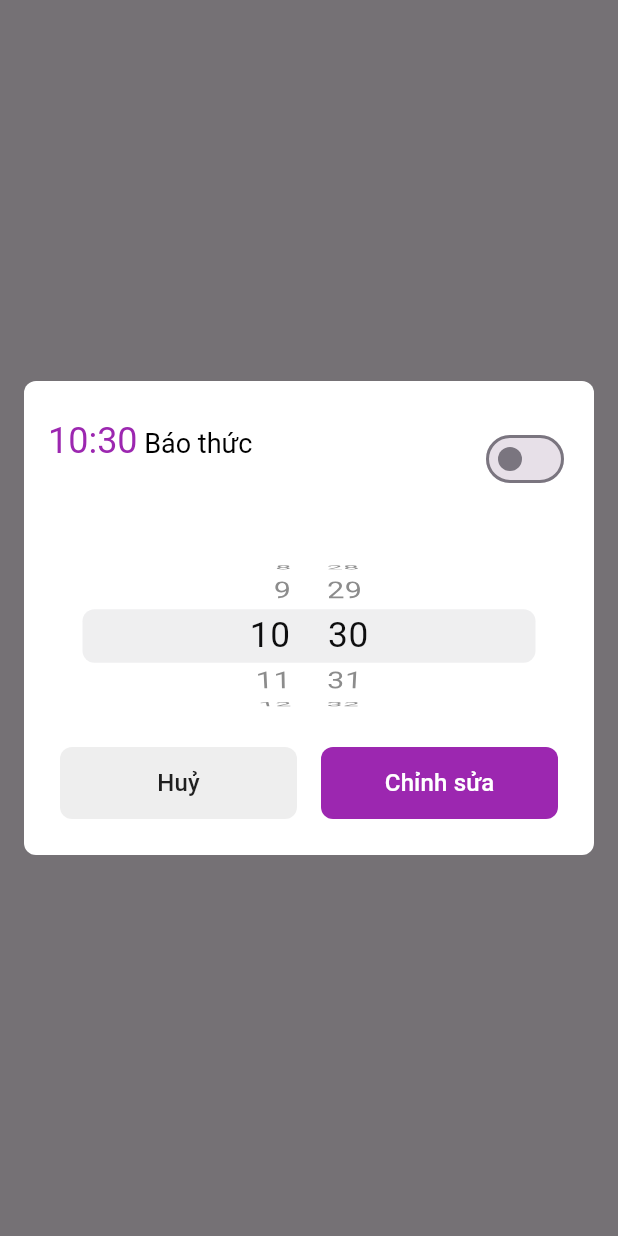
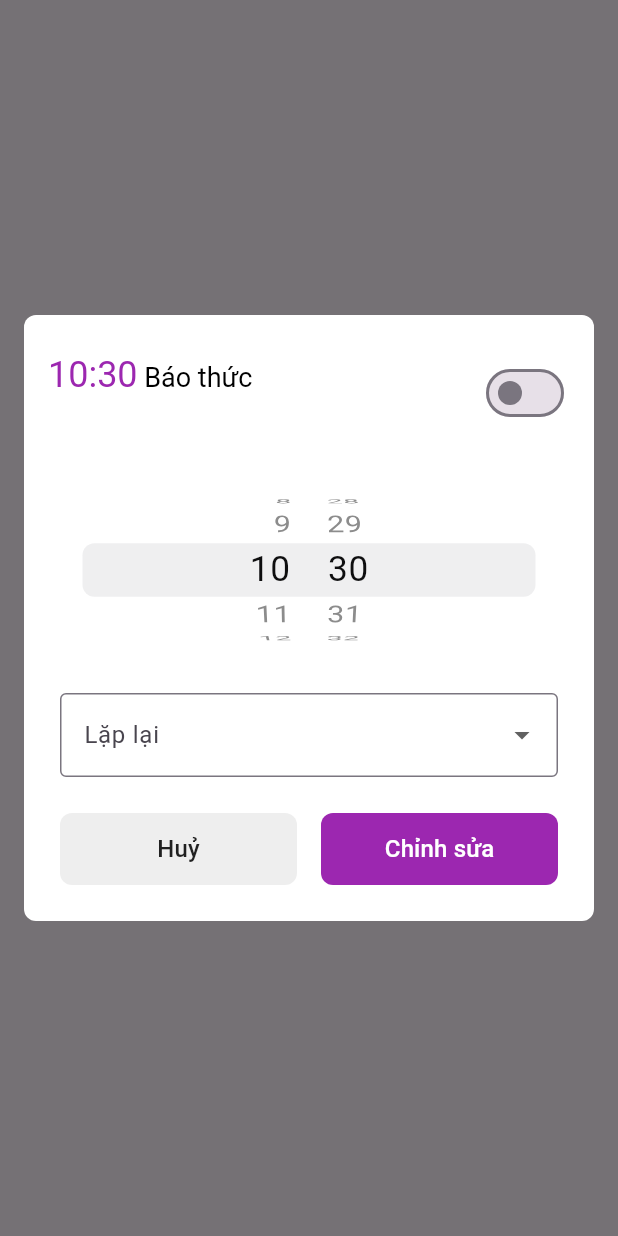
Before and after one commit to jeremienguyen20798/smart_clock, a Flutter app: what showEditAlarmDialog() shows on an empty page, opened directly with empty values, on a phone screen of 412 x 824 dp. Run offline on Flutter 3.47's test engine with Material 3 defaults, Android fonts, the phone set to English and light mode, and no system bars; our stand-ins replace bloc, equatable, firebase_core, firebase_remote_config, flutter_bloc, flutter_easyloading and 7 more; missing offline and left inert: android_power_manager; accounts and stored records are empty; statements that could not run were skipped.

```diff
--- a/lib/core/constants/app_constants.dart
+++ b/lib/core/constants/app_constants.dart
@@ -38,5 +38,6 @@ class AppConstants {
       typeAlarm: AlarmType.justonce.name,
       createAt: DateTime.now());
 
-  static const String deleteAlarmAfterNotify = 'delete_alarm_after_notification';
+  static const String deleteAlarmAfterNotify =
+      'delete_alarm_after_notification';
 }
--- a/lib/core/utils/dialog_utils.dart
+++ b/lib/core/utils/dialog_utils.dart
@@ -5,16 +5,16 @@ import 'package:smart_clock/shared/dialog/update_alarm_dialog.dart';
 import '../../shared/dialog/edit_message_dialog.dart';
 
 class DialogUtils {
-
-  static void showEditAlarmDialog(
-      BuildContext context, Alarm alarm, Function(DateTime, bool) onEdit) {
+  static void showEditAlarmDialog(BuildContext context, Alarm alarm,
+      Function(DateTime, bool, AlarmType) onEdit) {
     showDialog(
         context: context,
         builder: (_) => UpdateAlarmDialog(alarm: alarm)).then((value) {
       if (value != null) {
         final DateTime dateTime = value['dateTime'];
         final bool isActive = value['isActive'];
-        onEdit(dateTime, isActive);
+        final AlarmType type = value['typeAlarm'];
+        onEdit(dateTime, isActive, type);
       }
     });
   }
--- a/lib/core/utils/string_utils.dart
+++ b/lib/core/utils/string_utils.dart
@@ -1,7 +1,6 @@
 import 'dart:convert';
 
 import 'package:intl/intl.dart';
-import 'package:smart_clock/core/extensions/alarm_type_extension.dart';
 import 'package:smart_clock/data/models/alarm.dart';
 import 'package:uuid/uuid.dart';
 
@@ -30,8 +29,13 @@ class StringUtils {
     return const Uuid().v1();
   }
 
-  static String enumValueOf(String name) {
+  // static String enumValueOf(String name) {
+  //   final result = AlarmType.values.firstWhere((e) => e.name == name);
+  //   return result.content();
+  // }
+
+  static AlarmType alarmTypeValueOf(String name) {
     final result = AlarmType.values.firstWhere((e) => e.name == name);
-    return result.content();
+    return result;
   }
 }
--- a/lib/features/home/bloc/home_bloc.dart
+++ b/lib/features/home/bloc/home_bloc.dart
@@ -142,6 +142,7 @@ class HomeBloc extends Bloc<HomeEvent, HomeState> {
       if (result != null) {
         alarm.alarmDateTime = event.dateTime;
         alarm.isActive = event.isActive;
+        alarm.typeAlarm = event.alarmType.name;
         SmartClockLocalDB.updateAlarm(alarm);
         await methodChannel.invokeMethod('setAlarm', alarm.toJson());
       }
--- a/lib/features/home/bloc/home_event.dart
+++ b/lib/features/home/bloc/home_event.dart
@@ -40,8 +40,10 @@ class OnUpdateAlarmEvent extends HomeEvent {
   String idAlarm;
   DateTime dateTime;
   bool isActive;
+  AlarmType alarmType;
 
-  OnUpdateAlarmEvent(this.idAlarm, this.dateTime, this.isActive);
+  OnUpdateAlarmEvent(
+      this.idAlarm, this.dateTime, this.isActive, this.alarmType);
 }
 
 class OnControlAlarmByToggleSwitchEvent extends HomeEvent {
--- a/lib/shared/dialog/update_alarm_dialog.dart
+++ b/lib/shared/dialog/update_alarm_dialog.dart
@@ -1,6 +1,7 @@
 import 'package:flutter/cupertino.dart';
 import 'package:flutter/material.dart';
 import 'package:flutter_bloc/flutter_bloc.dart';
+import 'package:smart_clock/core/extensions/alarm_type_extension.dart';
 import 'package:smart_clock/core/utils/string_utils.dart';
 import 'package:smart_clock/data/models/alarm.dart';
 import 'package:smart_clock/shared/widgets/alarm_countdown/cubit/alarm_countdown_cubit.dart';
@@ -20,6 +21,7 @@ class UpdateAlarmDialog extends StatefulWidget {
 class _UpdateAlarmDialogState extends State<UpdateAlarmDialog> {
   DateTime dateTime = DateTime.now();
   bool isActive = false;
+  AlarmType? typeAlarm;
 
   @override
   void initState() {
@@ -68,7 +70,11 @@ class _UpdateAlarmDialogState extends State<UpdateAlarmDialog> {
                   });
                 }),
           ),
-          content: SizedBox(
+          content: Column(
+              crossAxisAlignment: CrossAxisAlignment.center,
+              mainAxisSize: MainAxisSize.min,
+              children: [
+                SizedBox(
                   width: MediaQuery.of(context).size.width,
                   height: 100.0,
                   child: CupertinoDatePicker(
@@ -89,6 +95,22 @@ class _UpdateAlarmDialogState extends State<UpdateAlarmDialog> {
                       mode: CupertinoDatePickerMode.time,
                       use24hFormat: true),
                 ),
+                const SizedBox(height: 32.0),
+                DropdownButtonFormField<AlarmType>(
+                    decoration: const InputDecoration(
+                        border: OutlineInputBorder(),
+                        labelText: AppConstants.typeRepeatAlarm),
+                    items: AlarmType.values
+                        .map((item) => DropdownMenuItem<AlarmType>(
+                            value: item, child: Text(item.content())))
+                        .toList(),
+                    onChanged: (value) {
+                      setState(() {
+                        typeAlarm = value;
+                      });
+                    },
+                    value: typeAlarm),
+              ]),
           actions: [
             Row(
               crossAxisAlignment: CrossAxisAlignment.center,
@@ -115,8 +137,11 @@ class _UpdateAlarmDialogState extends State<UpdateAlarmDialog> {
                   child: MaterialButton(
                     onPressed: () {
                       setState(() {
-                        Navigator.pop(context,
-                            {"dateTime": dateTime, "isActive": isActive});
+                        Navigator.pop(context, {
+                          "dateTime": dateTime,
+                          "isActive": isActive,
+                          "typeAlarm": typeAlarm
+                        });
                       });
                     },
                     elevation: 0.0,
@@ -140,5 +165,7 @@ class _UpdateAlarmDialogState extends State<UpdateAlarmDialog> {
   void initData() {
     dateTime = widget.alarm.alarmDateTime;
     isActive = widget.alarm.isActive;
+    typeAlarm = StringUtils.alarmTypeValueOf(
+        widget.alarm.typeAlarm ?? AppConstants.justOnce);
   }
 }
--- a/pubspec.yaml
+++ b/pubspec.yaml
@@ -61,6 +61,7 @@ dependencies:
   flutter_native_splash: ^2.4.3
   flutter_tts: ^4.2.0
   android_power_manager: ^1.0.0
+  # in_app_purchase: ^3.2.0
 
 dev_dependencies:
   flutter_test:
```
Also changed, not shown: lib/main_dev.dart (+0 -18 lines), lib/shared/items/item_alarm.dart (+4 -3 lines), 1 other file. Lines whose indentation alone changed are shown as unchanged.
